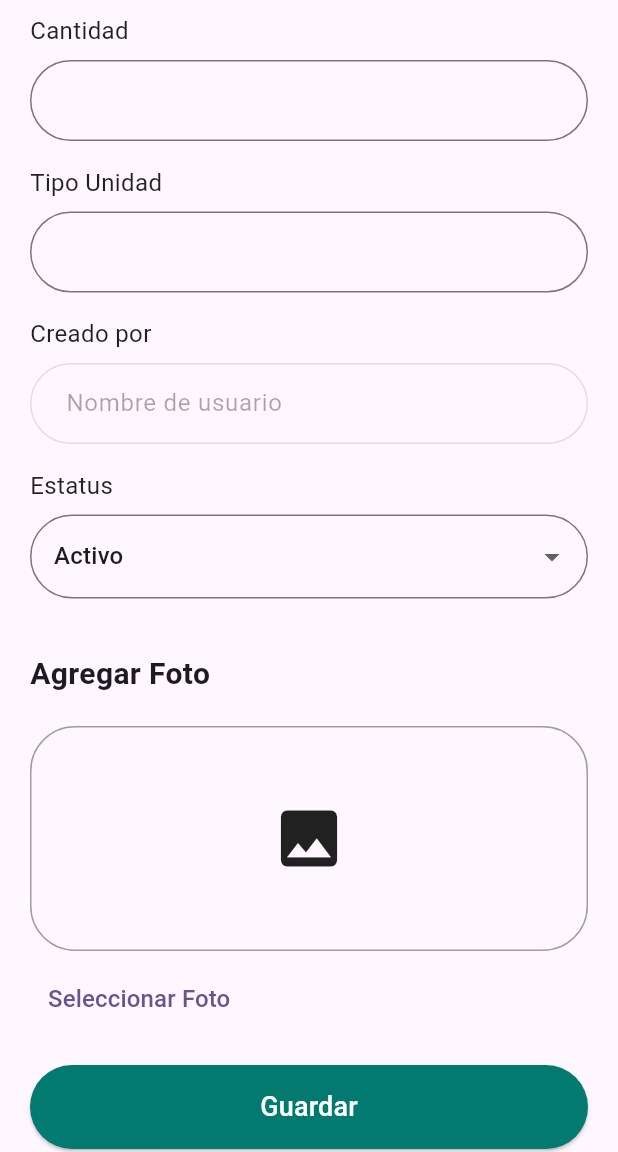
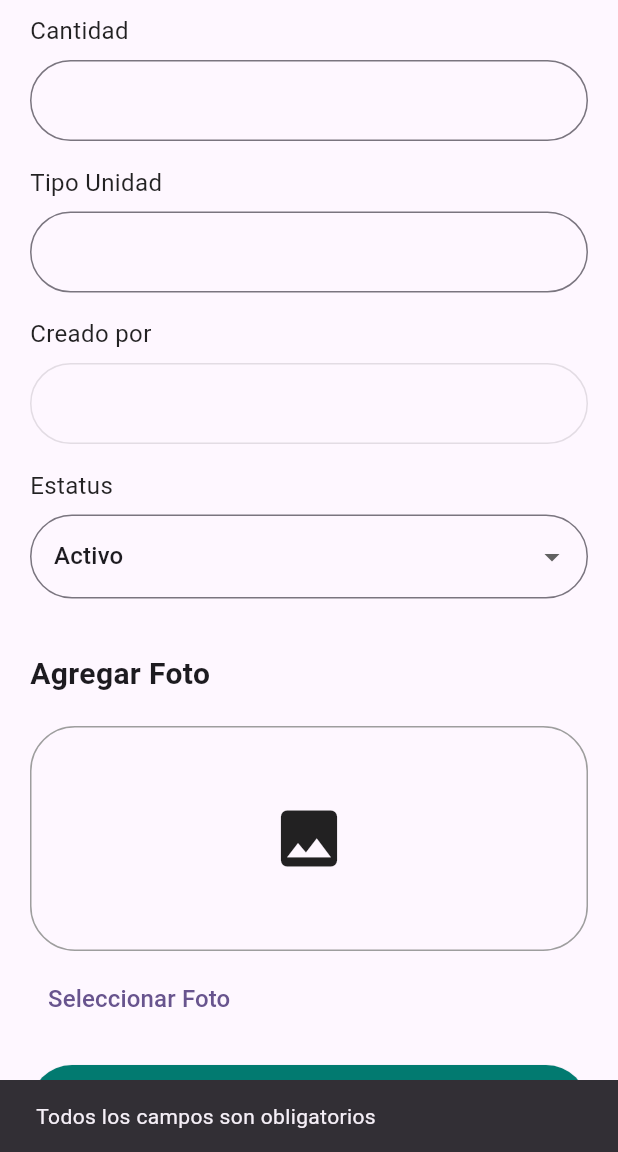
Before and after one commit to famaya098/inventorypro, a Flutter app: the ProductosScreen screen opened directly, scrolled down 576 dp, after a tap on "Guardar", on a phone screen of 412 x 824 dp, the part 84-1236 px from its top. Run offline on Flutter 3.47's test engine with Material 3 defaults, Android fonts, the phone set to English and light mode, and no system bars; our stand-ins replace animate_do, firebase_auth, firebase_core, firebase_database, firebase_storage, flutter_local_notifications and 2 more; accounts and stored records are empty.

Commit message:
ya ni me acuerdo

```diff
--- a/lib/productos_screen.dart
+++ b/lib/productos_screen.dart
@@ -1,16 +1,15 @@
-// ignore_for_file: avoid_print
+import 'dart:async';
+import 'dart:io';
 
-import 'dart:async';
-
+import 'package:firebase_auth/firebase_auth.dart';
 import 'package:firebase_database/firebase_database.dart';
-import 'dart:io';
+import 'package:firebase_storage/firebase_storage.dart';
 import 'package:flutter/material.dart';
 import 'package:flutter/services.dart';
 import 'package:image_picker/image_picker.dart';
 import 'package:inventorypro/home_screen.dart';
 import 'package:inventorypro/my_drawer.dart';
 import 'package:uuid/uuid.dart';
-import 'package:firebase_auth/firebase_auth.dart';
 
 class ProductosScreen extends StatefulWidget {
   const ProductosScreen({Key? key}) : super(key: key);
@@ -27,9 +26,10 @@ class _ProductosScreenState extends State<ProductosScreen> {
   late TextEditingController _cantidadController;
   late TextEditingController _unidadController;
   late String _selectedEstatus;
-  late String _codigo;
+  String _codigo = Uuid().v4();
   File? _image;
-  String? _nombreUsuario; // Variable para almacenar el nombre de usuario
+  String? _nombreUsuario;
+  String? _fotoUrl;
 
   @override
   void initState() {
@@ -41,46 +41,17 @@ class _ProductosScreenState extends State<ProductosScreen> {
     _cantidadController = TextEditingController();
     _unidadController = TextEditingController();
     _selectedEstatus = "Activo";
-    _codigo = Uuid().v4(); // Generar un código único al iniciar el estado
-    _obtenerNombreUsuario(); // Obtener el nombre de usuario al iniciar el estado
+    _obtenerNombreUsuario();
   }
 
-  // Función para obtener el nombre de usuario actual
-  void _obtenerNombreUsuario() {
-  User? user = FirebaseAuth.instance.currentUser;
-  if (user != null) {
-    // Obtener el UID del usuario actual
-    String uid = user.uid;
-
-    // Referencia al nodo de usuario correspondiente en la base de datos
-    DatabaseReference ref = FirebaseDatabase.instance.reference().child('usuarios').child(uid);
-
-    // Escuchar los cambios en el nodo del usuario
-    ref.once().then((DataSnapshot snapshot) {
-      // Verificar si el snapshot tiene datos antes de acceder a ellos
-      if (snapshot.value != null) {
-        // Obtener el nombre de usuario del snapshot
-        String? nombreUsuario = snapshot.value!['username'];
-
-        // Verificar si 'username' es nulo antes de asignarlo a _nombreUsuario
-        if (nombreUsuario != null) {
-          // Actualizar el estado con el nombre de usuario
-          setState(() {
-            _nombreUsuario = nombreUsuario;
-          });
-        }
-      }
-    } as FutureOr Function(DatabaseEvent value));
+  void _obtenerNombreUsuario() async {
+    User? user = FirebaseAuth.instance.currentUser;
+    if (user != null) {
+      setState(() {
+        _nombreUsuario = user.displayName;
+      });
+    }
   }
-}
-
-
-
-
-
-
-
-
 
   Future<void> _pickImage(ImageSource source) async {
     final pickedImage = await ImagePicker().pickImage(source: source);
@@ -89,7 +60,88 @@ class _ProductosScreenState extends State<ProductosScreen> {
       setState(() {
         _image = File(pickedImage.path);
       });
+
+      Reference ref = FirebaseStorage.instance.ref().child('productos').child('${Uuid().v4()}.jpg');
+      UploadTask uploadTask = ref.putFile(File(pickedImage.path));
+      TaskSnapshot taskSnapshot = await uploadTask;
+      String fotoUrl = await taskSnapshot.ref.getDownloadURL();
+
+      setState(() {
+        _fotoUrl = fotoUrl;
+      });
     }
+  }
+
+  Future<void> _guardarProducto() async {
+    if (_validarCampos()) {
+      String codigo = _codigo;
+      String nombre = _nombreController.text;
+      String descripcion = _descripcionController.text;
+      double precioCompra = double.tryParse(_precioCompraController.text) ?? 0.0;
+      double precioVenta = double.tryParse(_precioVentaController.text) ?? 0.0;
+      int cantidad = int.tryParse(_cantidadController.text) ?? 0;
+      String unidad = _unidadController.text;
+      String creadoPor = _nombreUsuario ?? '';
+
+      Map<String, dynamic> productoData = {
+        'codigo': codigo,
+        'nombre': nombre,
+        'descripcion': descripcion,
+        'precioCompra': precioCompra,
+        'precioVenta': precioVenta,
+        'cantidad': cantidad,
+        'unidad': unidad,
+        'creadoPor': creadoPor,
+        'estatus': _selectedEstatus,
+        'fotoUrl': _fotoUrl,
+      };
+
+      await FirebaseDatabase.instance.reference().child('productos').push().set(productoData);
+
+      ScaffoldMessenger.of(context).showSnackBar(
+        SnackBar(
+          content: Text('Producto agregado exitosamente'),
+          duration: Duration(seconds: 2),
+        ),
+      );
+
+      _limpiarCampos();
+    } else {
+      ScaffoldMessenger.of(context).showSnackBar(
+        SnackBar(
+          content: Text('Todos los campos son obligatorios'),
+          duration: Duration(seconds: 2),
+        ),
+      );
+    }
+  }
+
+  bool _validarCampos() {
+    return _nombreController.text.isNotEmpty &&
+        _descripcionController.text.isNotEmpty &&
+        _precioCompraController.text.isNotEmpty &&
+        _precioVentaController.text.isNotEmpty &&
+        _cantidadController.text.isNotEmpty &&
+        _unidadController.text.isNotEmpty;
+  }
+
+  void _limpiarCampos() {
+    _nombreController.clear();
+    _descripcionController.clear();
+    _precioCompraController.clear();
+    _precioVentaController.clear();
+    _cantidadController.clear();
+    _unidadController.clear();
+    _selectedEstatus = "Activo";
+    _generarNuevoCodigoProducto();
+    _image = null;
+    _fotoUrl = null;
+  }
+
+  void _generarNuevoCodigoProducto() {
+    setState(() {
+      _codigo = Uuid().v4();
+    });
   }
 
   @override
@@ -124,7 +176,7 @@ class _ProductosScreenState extends State<ProductosScreen> {
             },
           ),
         ],
-        backgroundColor: const Color(0xFF027A70), // Color de la AppBar
+        backgroundColor: const Color(0xFF027A70),
         elevation: 0,
         systemOverlayStyle: SystemUiOverlayStyle.light,
       ),
@@ -196,9 +248,7 @@ class _ProductosScreenState extends State<ProductosScreen> {
             _buildImagePicker(),
             const SizedBox(height: 20),
             ElevatedButton(
-              onPressed: () {
-                // Acción al presionar el botón "Guardar"
-              },
+              onPressed: _guardarProducto,
               style: ElevatedButton.styleFrom(
                 backgroundColor: const Color(0xFF027A70),
                 shape: RoundedRectangleBorder(
@@ -252,6 +302,12 @@ class _ProductosScreenState extends State<ProductosScreen> {
               borderRadius: BorderRadius.circular(30),
             ),
           ),
+          validator: (value) {
+            if (value == null || value.isEmpty) {
+              return 'Este campo es obligatorio';
+            }
+            return null;
+          },
         ),
         const SizedBox(height: 16),
       ],
@@ -285,6 +341,12 @@ class _ProductosScreenState extends State<ProductosScreen> {
               borderRadius: BorderRadius.circular(30),
             ),
           ),
+          validator: (value) {
+            if (value == null || value.isEmpty) {
+              return 'Este campo es obligatorio';
+            }
+            return null;
+          },
         ),
         const SizedBox(height: 16),
       ],
@@ -316,7 +378,6 @@ class _ProductosScreenState extends State<ProductosScreen> {
         const SizedBox(height: 8),
         TextButton(
           onPressed: () {
-            // Mostrar selector de imágenes
             showModalBottomSheet(
               context: context,
               builder: (BuildContext context) {
```
Also changed, not shown: lib/agregar_usuario_screen.dart (+48 -7 lines).
